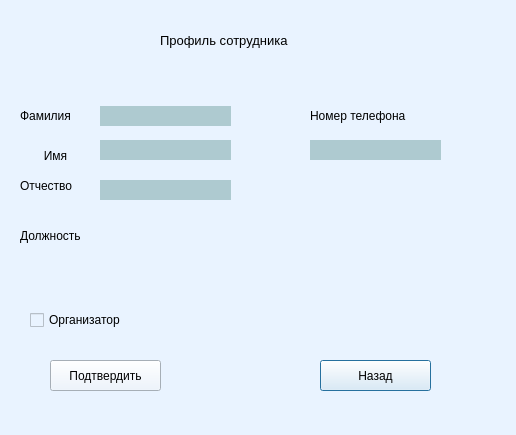
Old version of the form course/edituser.ui in the repository TFed555/Coursework.
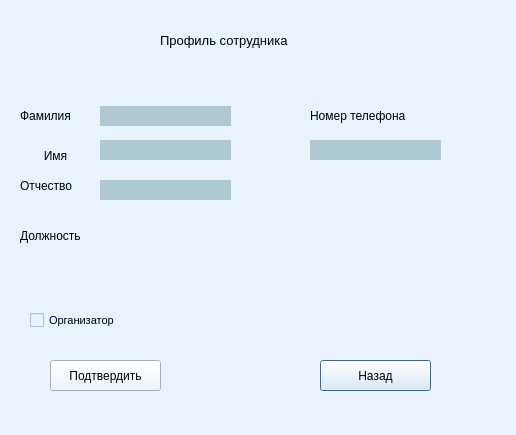
New version of the form.

Commit message: Изменение в окне сотрудника

What changed in the file:
```diff
--- a/course/edituser.ui
+++ b/course/edituser.ui
@@ -209,13 +209,13 @@
     <rect>
      <x>30</x>
      <y>310</y>
-     <width>111</width>
+     <width>201</width>
      <height>20</height>
     </rect>
    </property>
    <property name="font">
     <font>
-     <pointsize>9</pointsize>
+     <pointsize>8</pointsize>
     </font>
    </property>
    <property name="text">
```
The commit also changes 4 other files.
